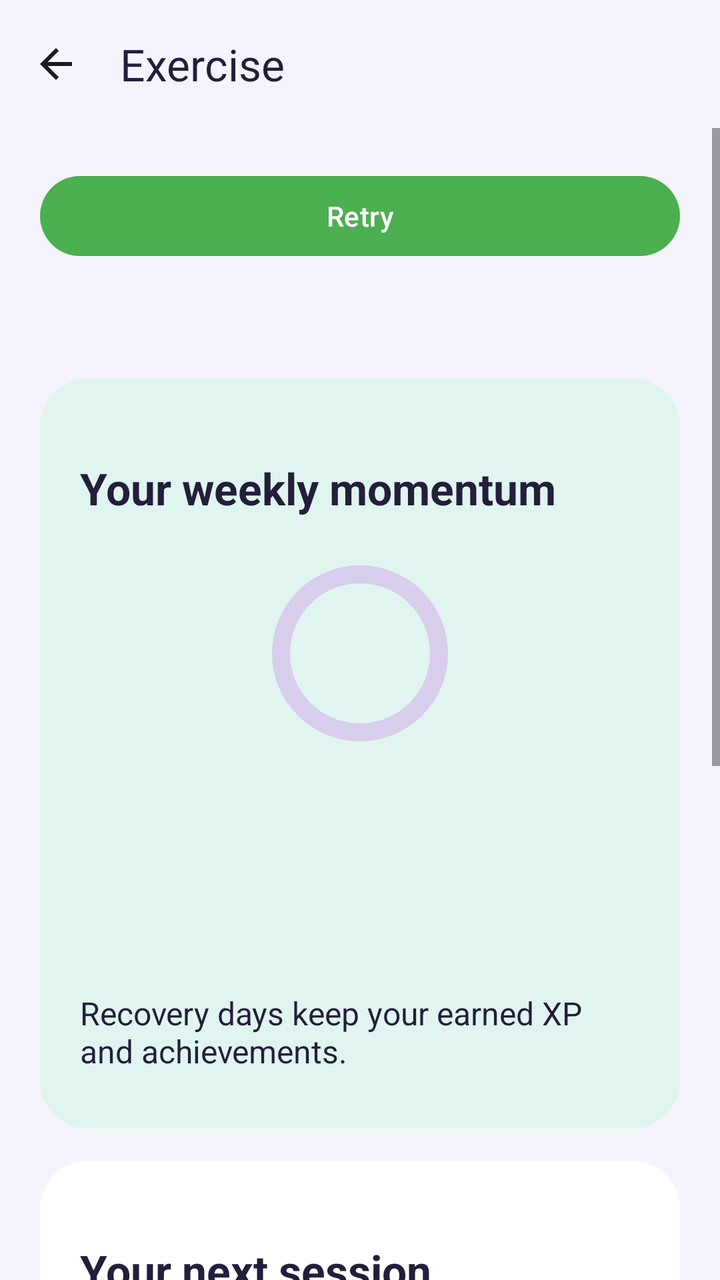
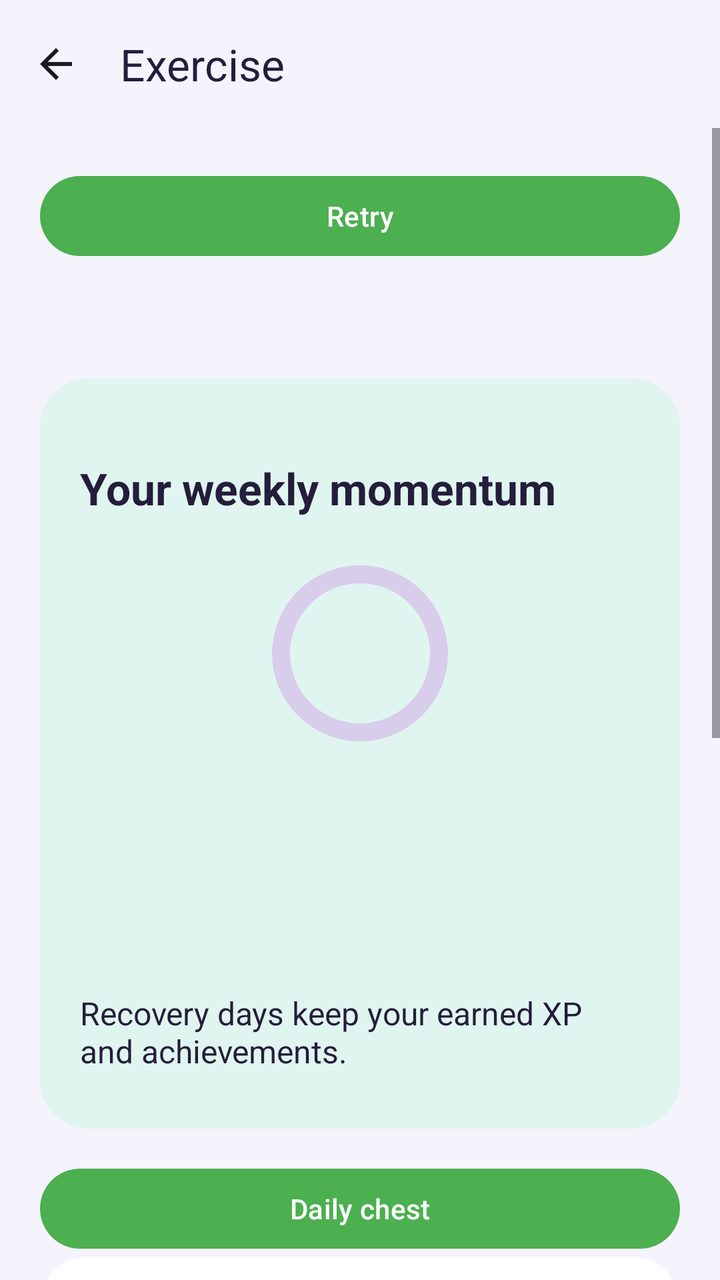

Screens rendered from an Android XML layout before and after an edit, with the pre-edit source and the edit as a unified diff.
<!-- AndroidManifest.xml: application theme Theme.FitnessBalance -->
<!-- res/layout/activity_exercise_home.xml -->
<?xml version='1.0' encoding='utf-8'?>
<LinearLayout
    xmlns:android="http://schemas.android.com/apk/res/android"
    xmlns:app="http://schemas.android.com/apk/res-auto"
    android:id="@+id/exRoot"
    android:layout_width="match_parent"
    android:layout_height="match_parent"
    android:orientation="vertical"
    android:background="@color/gm_canvas">
    <com.google.android.material.appbar.MaterialToolbar
        android:id="@+id/exToolbar"
        android:layout_width="match_parent"
        android:layout_height="wrap_content"
        android:minHeight="?attr/actionBarSize"
        app:navigationIcon="@drawable/ic_arrow_back"
        app:navigationContentDescription="@string/back"
        app:title="@string/ex_home" app:titleTextColor="@color/gm_ink" android:background="@color/gm_canvas" />
    <ScrollView
        android:layout_width="match_parent"
        android:layout_height="0dp"
        android:layout_weight="1"
        android:fillViewport="true">
        <LinearLayout
            android:layout_width="match_parent"
            android:layout_height="wrap_content"
            android:orientation="vertical"
            android:padding="@dimen/exercise_spacing">
            <ProgressBar
                android:id="@+id/exLoading"
                android:layout_width="48dp"
                android:layout_height="48dp"
                android:layout_gravity="center_horizontal"
                android:contentDescription="@string/ex_loading"
                android:visibility="gone" />
            <TextView
                android:id="@+id/exStatus"
                style="@style/RewardBody"
                android:accessibilityLiveRegion="polite"
                android:visibility="gone" />
            <com.google.android.material.button.MaterialButton
                android:id="@+id/exRetry"
                style="@style/ExerciseButton"
                android:text="@string/ex_retry" />
            <LinearLayout
                android:id="@+id/exContent"
                android:layout_width="match_parent"
                android:layout_height="wrap_content"
                android:orientation="vertical">
                <TextView
                    android:id="@+id/exHello"
                    style="@style/RewardHeading" />
                <LinearLayout style="@style/RewardPanel" android:background="@drawable/reward_panel_teal">
                    <TextView
                        android:id="@+id/exWeekly"
                        style="@style/RewardHeading"
                        android:text="@string/gm_week" />
                    <com.google.android.material.progressindicator.CircularProgressIndicator
                        android:id="@+id/exWeeklyRing" android:layout_width="96dp" android:layout_height="96dp"
                        android:layout_gravity="center_horizontal" android:layout_marginTop="12dp"
                        android:indeterminate="false" android:max="100"
                        app:indicatorSize="88dp" app:trackThickness="9dp" app:indicatorColor="@color/gm_teal" app:trackColor="@color/gm_border" />
                    <TextView
                        android:id="@+id/exMomentum"
                        style="@style/RewardBody" />
                    <com.google.android.material.progressindicator.LinearProgressIndicator
                        android:id="@+id/exMomentumBar" android:visibility="gone"
                        android:layout_width="match_parent"
                        android:layout_height="wrap_content"
                        android:layout_marginVertical="12dp"
                        android:max="100" />
                    <TextView android:id="@+id/exActiveDays" style="@style/RewardBody" />
                    <TextView
                        android:id="@+id/exBand"
                        style="@style/RewardBody" />
                    <TextView
                        android:id="@+id/exRecoveryNote"
                        style="@style/RewardBody"
                        android:text="@string/ex_recovery_note" />
                </LinearLayout>
                <LinearLayout style="@style/RewardPanel">
                    <TextView
                        android:id="@+id/exRecommended"
                        style="@style/RewardHeading"
                        android:text="@string/gm_recommendation" />
                    <TextView
                        android:id="@+id/exRecommendationTitle"
                        style="@style/RewardBody" />
                    <TextView
                        android:id="@+id/exRecommendationMeta"
                        style="@style/RewardBody" />
                    <TextView
                        android:id="@+id/exRecommendationReason"
                        style="@style/RewardBody" />
                    <TextView android:id="@+id/exHealthReason" style="@style/RewardBody" />
                    <com.google.android.material.button.MaterialButton
                        android:id="@+id/exUsual"
                        style="@style/ExerciseButton"
                        android:text="@string/ar_usual" android:visibility="gone" />
                    <com.google.android.material.button.MaterialButton
                        android:id="@+id/exExplain"
                        style="@style/ExerciseButton"
                        android:text="@string/ar_explain" />
                    <com.google.android.material.button.MaterialButton
                        android:id="@+id/exStart" app:backgroundTint="@color/gm_purple" android:textColor="#FFFFFFFF"
                        style="@style/ExerciseButton"
                        android:text="@string/ex_start"
                        android:enabled="false" />
                    <com.google.android.material.button.MaterialButton
                        android:id="@+id/exDiscard"
                        style="@style/ExerciseButton"
                        android:text="@string/ex_discard" />
                    <com.google.android.material.button.MaterialButton
                        android:id="@+id/exRecommendationSettings"
                        style="@style/ExerciseButton"
                        android:text="@string/gm_settings" />
                    <LinearLayout android:id="@+id/exRecommendationSettingsPanel"
                        android:layout_width="match_parent" android:layout_height="wrap_content"
                        android:orientation="vertical" android:visibility="gone">
                        <CheckBox
                            android:id="@+id/exUseHealth"
                            android:layout_width="match_parent"
                            android:layout_height="wrap_content"
                            android:minHeight="48dp"
                            android:saveEnabled="false"
                            android:text="@string/ar_use_health" android:textColor="@color/gm_ink" />
                        <CheckBox android:id="@+id/exUseBandit"
                            android:layout_width="match_parent" android:layout_height="wrap_content"
                            android:minHeight="48dp" android:text="@string/cmab_enable" android:textColor="@color/gm_ink" />
                        <TextView style="@style/RewardBody" android:text="@string/cmab_note" />
                    </LinearLayout>
                </LinearLayout>
                <com.google.android.material.button.MaterialButton android:id="@+id/exMoreOptions"
                    style="@style/ExerciseButton" android:text="@string/gm_more" />
                <LinearLayout android:id="@+id/exMoreOptionsPanel"
                    android:layout_width="match_parent" android:layout_height="wrap_content"
                    android:orientation="vertical" android:visibility="gone">
                    <LinearLayout style="@style/RewardPanel" android:background="@drawable/reward_panel_xp">
                        <TextView style="@style/RewardBody" android:textColor="#FFFFFFFF" android:text="@string/gm_your_progress" />
                        <TextView
                            android:id="@+id/exLevel"
                            style="@style/RewardHeading" android:textColor="#FFFFFFFF" />
                        <TextView
                            android:id="@+id/exXp"
                            style="@style/RewardBody" android:textColor="#FFFFFFFF" />
                        <com.google.android.material.progressindicator.LinearProgressIndicator
                            android:id="@+id/exXpBar" app:indicatorColor="@color/gm_gold" app:trackColor="@color/gm_track" app:trackThickness="8dp" app:trackCornerRadius="4dp"
                            android:layout_width="match_parent"
                            android:layout_height="wrap_content"
                            android:layout_marginVertical="12dp"
                            android:max="100" />
                        <TextView
                            android:id="@+id/exApplicationProgress"
                            style="@style/RewardBody" android:textColor="#FFFFFFFF"
                            android:text="@string/ex_app_progress" />
                    </LinearLayout>
                    <TextView
                        android:id="@+id/exQuestsTitle"
                        style="@style/RewardHeading"
                        android:text="@string/ex_quests" />
                    <androidx.recyclerview.widget.RecyclerView
                        android:id="@+id/exQuests"
                        android:layout_width="match_parent"
                        android:layout_height="wrap_content"
                        android:nestedScrollingEnabled="false" />
                    <LinearLayout style="@style/RewardPanel">
                        <TextView
                            style="@style/RewardHeading"
                            android:text="@string/al_today" />
                        <TextView
                            android:id="@+id/alHomeSummary"
                            style="@style/RewardBody"
                            android:text="@string/al_loading" />
                    </LinearLayout>
                    <com.google.android.material.button.MaterialButton android:id="@+id/exWearableWorkouts"
                        style="@style/ExerciseButton" android:text="@string/ww_track" />
                    <com.google.android.material.button.MaterialButton
                        android:id="@+id/exPath"
                        style="@style/ExerciseButton"
                        android:text="@string/ex_path" />
                    <com.google.android.material.button.MaterialButton
                        android:id="@+id/exQuick"
                        style="@style/ExerciseButton"
                        android:text="@string/ex_quick" />
                    <com.google.android.material.button.MaterialButton
                        android:id="@+id/exProgress"
                        style="@style/ExerciseButton"
                        android:text="@string/ex_progress" />
                    <com.google.android.material.button.MaterialButton
                        android:id="@+id/exAchievements"
                        style="@style/ExerciseButton"
                        android:text="@string/ex_achievements" />
                </LinearLayout>
            </LinearLayout>
        </LinearLayout>
    </ScrollView>
</LinearLayout>
<!-- resources referenced by this layout -->
<resources>
  <color name="gm_border">#D8CDEB</color>
  <color name="gm_canvas">#F5F3FC</color>
  <color name="gm_gold">#FFD56A</color>
  <color name="gm_ink">#241D3B</color>
  <color name="gm_purple">#6635B5</color>
  <color name="gm_teal">#087D75</color>
  <color name="gm_track">#C9B4E7</color>
  <dimen name="exercise_spacing">20dp</dimen>
  <!-- drawable reward_panel_xp (drawable) -->
  <shape xmlns:android="http://schemas.android.com/apk/res/android"><gradient android:startColor="#56319C" android:endColor="#793EC5" android:angle="0"/><corners android:radius="24dp"/></shape>
  <string name="al_loading">Loading activities…</string>
  <string name="al_today">Today’s Activity</string>
  <string name="ar_explain">Why this suggestion?</string>
  <string name="ar_use_health">Use sleep summaries for workout suggestions</string>
  <string name="ar_usual">Keep my usual recommendation</string>
  <string name="back">Back</string>
  <string name="cmab_enable">Learn workout suggestions from my feedback</string>
  <string name="cmab_note">Experimental learning on this device. Eligible workouts may be tried to learn what fits you. Turning this off clears its learning history. Recovery and sleep rules take priority.</string>
  <string name="ex_achievements">Achievements</string>
  <string name="ex_app_progress">Levels and stars represent application progress, not medical or physical ability.</string>
  <string name="ex_discard">Discard Unfinished Workout</string>
  <string name="ex_home">Exercise</string>
  <string name="ex_loading">Loading your exercise space…</string>
  <string name="ex_path">Exercise Path</string>
  <string name="ex_progress">Exercise Progress</string>
  <string name="ex_quests">Today’s Quests</string>
  <string name="ex_quick">Activity Log</string>
  <string name="ex_recovery_note">Recovery days keep your earned XP and achievements.</string>
  <string name="ex_retry">Retry</string>
  <string name="ex_start">Start Workout</string>
  <string name="gm_more">More exercise options</string>
  <string name="gm_recommendation">Your next session</string>
  <string name="gm_settings">Recommendation settings</string>
  <string name="gm_week">Your weekly momentum</string>
  <string name="gm_your_progress">Your progress</string>
  <string name="ww_track">Workout with wearable</string>
  <style name="ExerciseButton" parent="Widget.Material3.Button">
          <item name="android:layout_width">match_parent</item>
          <item name="android:layout_height">wrap_content</item>
          <item name="android:minHeight">48dp</item>
      </style>
  <style name="RewardBody" parent="ExerciseBody"><item name="android:textColor">@color/gm_ink</item></style>
  <style name="RewardHeading" parent="ExerciseHeading"><item name="android:textColor">@color/gm_ink</item></style>
  <style name="RewardPanel" parent="ExercisePanel"><item name="android:background">@drawable/reward_panel_surface</item><item name="android:padding">20dp</item><item name="android:layout_marginBottom">16dp</item></style>
  <style name="Theme.FitnessBalance" parent="Base.Theme.FitnessBalance" />
  <color name="gm_teal_soft">#E0F5EF</color>
  <style name="ExerciseHeading" parent="ExerciseBody">
          <item name="android:textSize">22sp</item>
          <item name="android:textStyle">bold</item>
          <item name="android:layout_marginTop">12dp</item>
      </style>
  <!-- drawable exercise_panel (drawable) -->
  <shape xmlns:android="http://schemas.android.com/apk/res/android"><solid android:color="?attr/colorSurface"/><stroke android:width="1dp" android:color="?attr/colorOutline"/><corners android:radius="16dp"/></shape>
  <color name="gm_surface">#FFFFFF</color>
  <color name="primary_color">#4CAF50</color>
  <color name="white">#FFFFFFFF</color>
  <color name="purple_500">#FF6200EE</color>
  <!-- unchanged entries left out for length: 6 -->
</resources>

<!-- the commit's change to res/layout/activity_exercise_home.xml (unified diff, before → after) -->
@@ -77,6 +77,10 @@
                         style="@style/RewardBody"
                         android:text="@string/ex_recovery_note" />
                 </LinearLayout>
+                <com.google.android.material.button.MaterialButton
+                    android:id="@+id/exDailyChest"
+                    style="@style/ExerciseButton"
+                    android:text="@string/dc_title" />
                 <LinearLayout style="@style/RewardPanel">
                     <TextView
                         android:id="@+id/exRecommended"
<!-- resource entries referenced after the edit -->
@@ -18,6 +18,7 @@
   <string name="back">Back</string>
   <string name="cmab_enable">Learn workout suggestions from my feedback</string>
   <string name="cmab_note">Experimental learning on this device. Eligible workouts may be tried to learn what fits you. Turning this off clears its learning history. Recovery and sleep rules take priority.</string>
+  <string name="dc_title">Daily chest</string>
   <string name="ex_achievements">Achievements</string>
   <string name="ex_app_progress">Levels and stars represent application progress, not medical or physical ability.</string>
   <string name="ex_discard">Discard Unfinished Workout</string>
